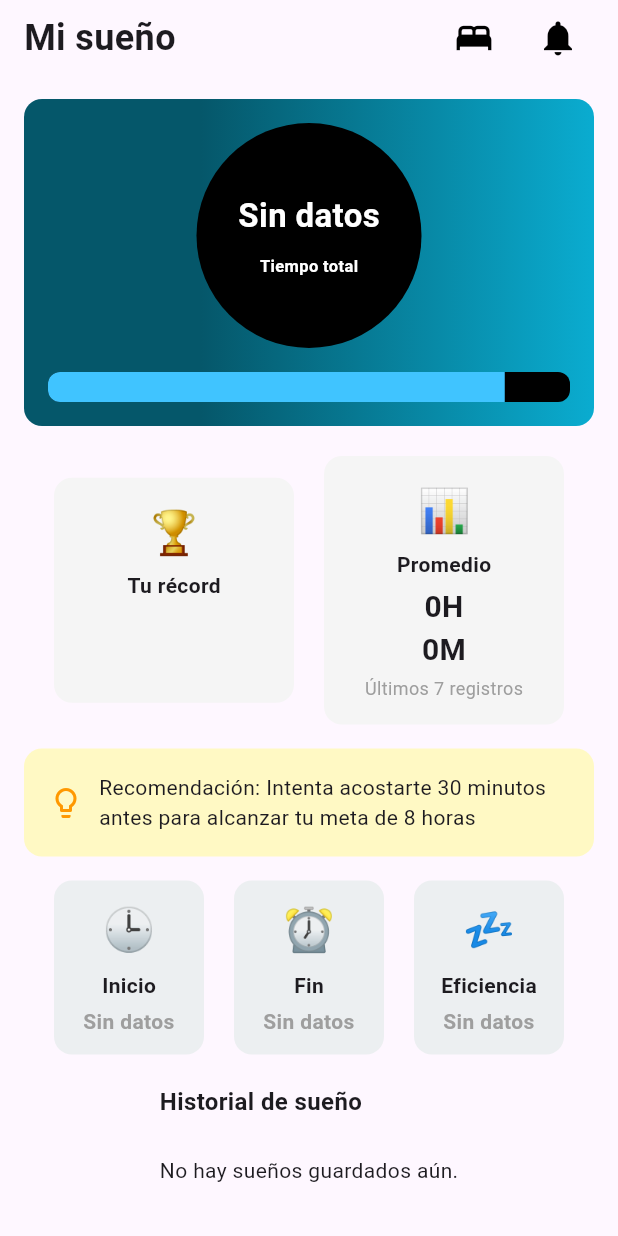
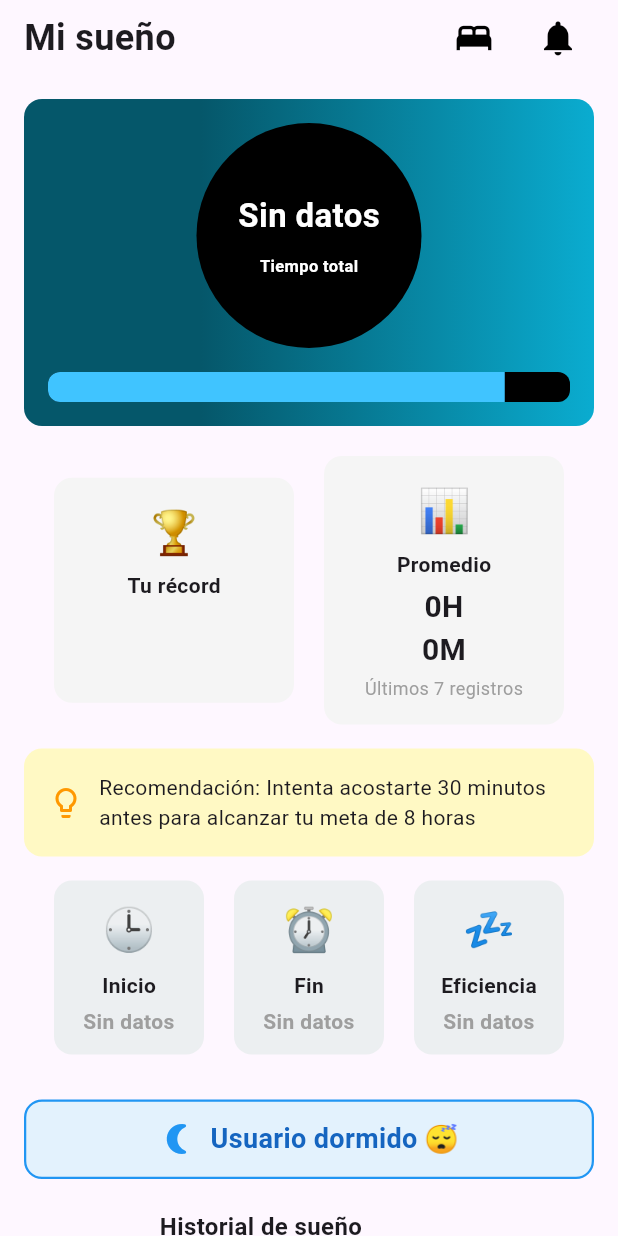
Before and after one commit to LeonardoRHernandez/deepsleep, a Flutter app: the PantallaSueno screen opened directly, on a phone screen of 412 x 824 dp. Run offline on Flutter 3.47's test engine with Material 3 defaults, Android fonts, the phone set to English and light mode, and no system bars; our stand-ins replace fl_chart, flutter_blue_plus, flutter_time_picker_spinner, hive, hive_flutter, permission_handler and 1 more; accounts and stored records are empty.

Commit message:
ya detecta el sueño, falta que agregue a la lista

```diff
--- a/lib/presentation/views/Sueno/pantalla_sueno.dart
+++ b/lib/presentation/views/Sueno/pantalla_sueno.dart
@@ -1,4 +1,5 @@
 // Pantallas/pantalla_sueno.dart
+import 'package:deepsleep/presentation/controllers/Controllers.dart';
 import 'package:flutter/material.dart';
 import 'package:deepsleep/presentation/views/Sueno/widgets/recommendation.dart';
 import 'package:deepsleep/presentation/views/Sueno/widgets/recordAndAverage.dart';
@@ -6,6 +7,7 @@ import 'package:deepsleep/presentation/views/Sueno/widgets/sleepTime.dart';
 import 'package:deepsleep/presentation/views/Sueno/widgets/sleepHistory.dart';
 import 'package:deepsleep/presentation/views/Sueno/widgets/sleepDetails.dart';
 import 'package:deepsleep/presentation/views/Sueno/widgets/encabezado.dart';
+import 'package:provider/provider.dart' show Consumer;
 
 class PantallaSueno extends StatefulWidget {
   const PantallaSueno({super.key});
@@ -16,7 +18,6 @@ class PantallaSueno extends StatefulWidget {
 
 class _PantallaSuenoState extends State<PantallaSueno> {
   @override
-
   Widget build(BuildContext context) {
     return Scaffold(
       body: SafeArea(
@@ -38,6 +39,55 @@ class _PantallaSuenoState extends State<PantallaSueno> {
                     const SizedBox(height: 16),
                     BuildSleepDetails(),
                     const SizedBox(height: 20),
+
+                    // 👇 Aquí se muestra si el usuario está dormido o no
+                    Consumer<Controllers>(
+                      builder: (context, controllers, _) {
+                        final estaDormido = controllers.actividad.estaDormido;
+                        return Container(
+                          padding: const EdgeInsets.all(12),
+                          margin: const EdgeInsets.symmetric(vertical: 10),
+                          decoration: BoxDecoration(
+                            color:
+                                estaDormido
+                                    ? Colors.blue[50]
+                                    : Colors.green[50],
+                            borderRadius: BorderRadius.circular(12),
+                            border: Border.all(
+                              color: estaDormido ? Colors.blue : Colors.green,
+                              width: 1.5,
+                            ),
+                          ),
+                          child: Row(
+                            mainAxisAlignment: MainAxisAlignment.center,
+                            children: [
+                              Icon(
+                                estaDormido
+                                    ? Icons.nightlight_round
+                                    : Icons.wb_sunny,
+                                color: estaDormido ? Colors.blue : Colors.green,
+                              ),
+                              const SizedBox(width: 10),
+                              Text(
+                                estaDormido
+                                    ? "Usuario dormido 😴"
+                                    : "Usuario despierto 🙂",
+                                style: TextStyle(
+                                  fontSize: 18,
+                                  fontWeight: FontWeight.bold,
+                                  color:
+                                      estaDormido
+                                          ? Colors.blue[800]
+                                          : Colors.green[800],
+                                ),
+                              ),
+                            ],
+                          ),
+                        );
+                      },
+                    ),
+
+                    const SizedBox(height: 10),
                     BuildSleepHistory(),
                   ],
                 ),
@@ -48,5 +98,4 @@ class _PantallaSuenoState extends State<PantallaSueno> {
       ),
     );
   }
-
 }
```
Also changed, not shown: lib/presentation/controllers/Controllers.dart (+7 -3 lines), lib/presentation/controllers/ExerciseController/ControlerActividad.dart (+27 -0 lines).
